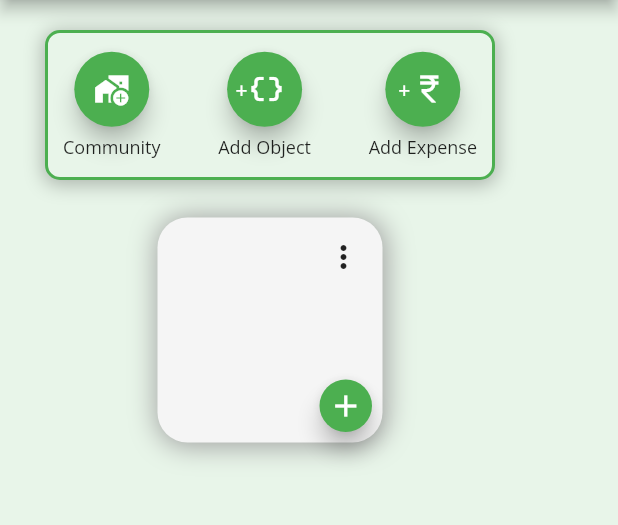
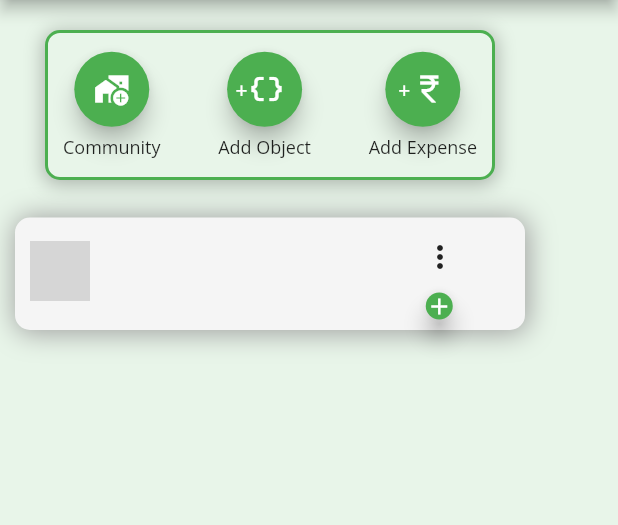
Before and after one commit to Aditya-Y-29/DEP, a Flutter app: the MyHomePage screen opened by its route, after a tap on the "refresh" icon, on a phone screen of 412 x 824 dp, the part 84-609 px from its top. Run offline on Flutter 3.47's test engine with Material 2 defaults, Android fonts, the phone set to English and light mode, and no system bars; our stand-ins replace animated_theme_switcher, cloud_firestore, firebase_auth, firebase_core, firebase_messaging, flutter_contacts and 5 more; accounts and stored records are empty; grey boxes are pictures that could not be loaded.

Commit message:
Home UI improved

```diff
--- a/hello_world/lib/Pages/main_pages/home_page.dart
+++ b/hello_world/lib/Pages/main_pages/home_page.dart
@@ -284,17 +284,17 @@ class _MyHomePageState extends State<MyHomePage> {
 
                                 },
                                 child: AnimatedContainer(
-                                  width: 150,
-                                  height: 150,
+                                  width: 340,
+                                  height: 75,
                                   margin: const EdgeInsets.all(5.0),
-                                  padding: const EdgeInsets.only(left: 20.0),
+                                  padding: const EdgeInsets.only(left: 8.0),
                                   decoration: BoxDecoration(
                                     color: (clickedCommunity >> (k-1) & 1) == 1 ? Colors.green.shade50 : Colors.grey.shade100,
                                     border: Border.all(
                                       color: (clickedCommunity >> (k-1) & 1) == 1 ? Colors.green : Colors.green.withOpacity(0),
                                       width: 2.0,
                                     ),
-                                    borderRadius: BorderRadius.circular(20.0),
+                                    borderRadius: BorderRadius.circular(10.0),
                                     boxShadow: const [
                                       BoxShadow(
                                         color: Colors.grey,
--- a/hello_world/lib/components/community.dart
+++ b/hello_world/lib/components/community.dart
@@ -72,6 +72,17 @@ class _CommunityState extends State<Community> {
                         child:
                         Container(
                           child:
+                          Image.asset(
+                            'assets/images/Home.jpg',
+                            width: 40,
+                            height: 40,
+                          ),
+                        )
+                    ),
+                    Flexible(
+                        child:
+                        Container(
+                          child:
                           Text(
                             widget.name,
                             style: const TextStyle(
@@ -82,6 +93,8 @@ class _CommunityState extends State<Community> {
                           ),
                         )
                     ),
+                    Flexible(child: Column(
+                      children: [
                           PopupMenuButton<Choice>(
                             itemBuilder: (BuildContext context) {
                               return choices.skip(0).map((Choice choice) {
@@ -109,14 +122,12 @@ class _CommunityState extends State<Community> {
                             },
                             // color: Colors.black,
                           ),
-                  ]
-              ),
                           Align(
-                alignment: Alignment.bottomRight,
+                            // alignment: Alignment.bottomRight,
                             child: Container(
-                  margin: const EdgeInsets.only(bottom: 5.0, right: 5.0),
-                  height: 35.0,
-                  width: 35.0,
+                              margin: const EdgeInsets.only(bottom: 1.0, right: 1.0),
+                              height: 18.0,
+                              width: 18.0,
                               child: FloatingActionButton(
                                 heroTag: "Comm_Btn",
                                 onPressed: (){
@@ -126,10 +137,18 @@ class _CommunityState extends State<Community> {
                                   );
                                 },
                                 backgroundColor: Colors.green,
-                    child: const Icon(Icons.add),
+                                child: FittedBox(
+                                  child: const Icon(
+                                    Icons.add,
+                                  ),
+                                ),
                               ),
                             ),
                           )
+                       ])
+                    ),
+                  ]
+              ),
             ],
           ),
         )
```
Also changed, not shown: hello_world/pubspec.lock. Lines whose indentation alone changed are shown as unchanged.
